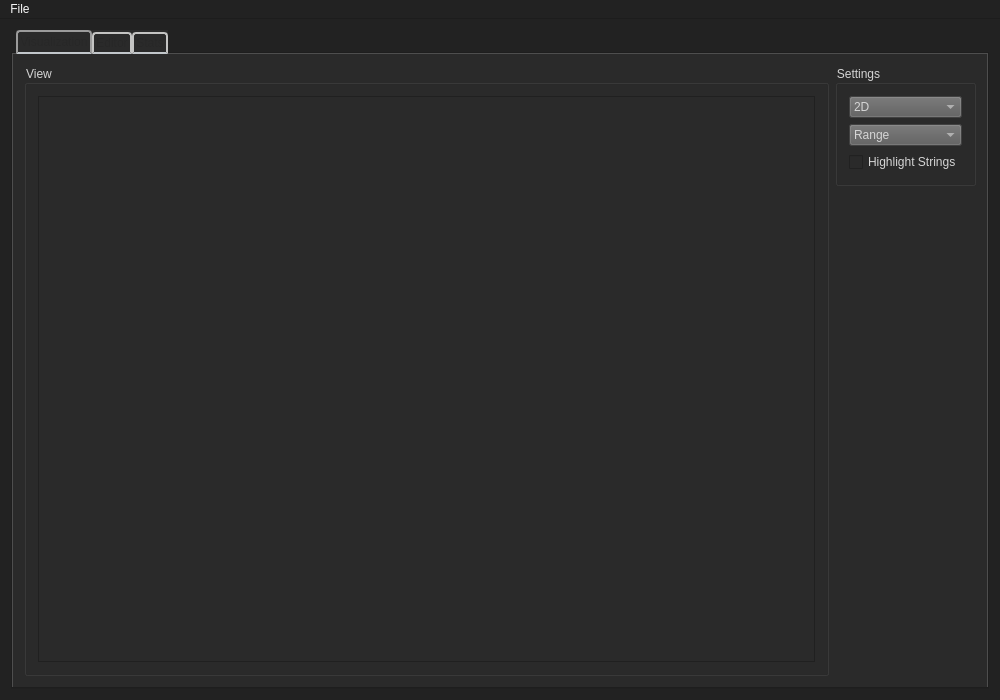
Mixbo-zz/relooker, file Relooker/mainwindow.ui: the form before one commit.
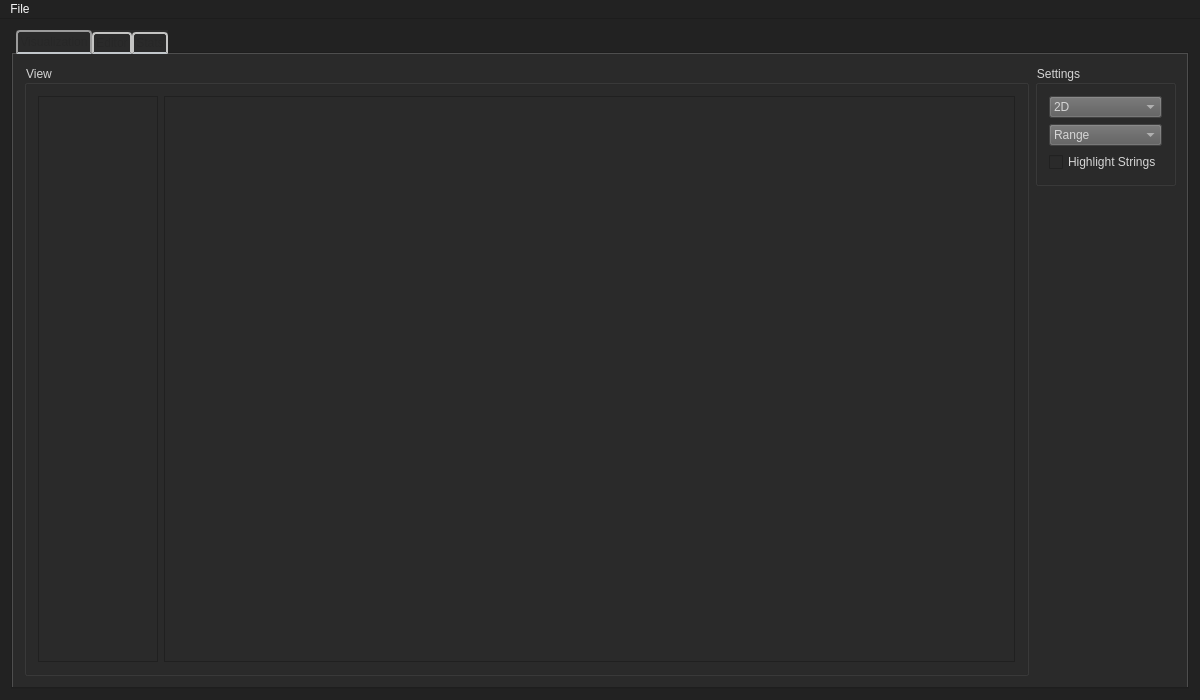
The form after the commit. The open tabs and pages were chosen to show the change. Custom widgets are drawn as their Qt base class.

Commit message: Added hex panel in visu

Diff of the .ui file:
```diff
--- a/Relooker/mainwindow.ui
+++ b/Relooker/mainwindow.ui
@@ -6,16 +6,22 @@
    <rect>
     <x>0</x>
     <y>0</y>
-    <width>1000</width>
+    <width>1200</width>
     <height>700</height>
    </rect>
   </property>
   <property name="sizePolicy">
-   <sizepolicy hsizetype="Expanding" vsizetype="Expanding">
+   <sizepolicy hsizetype="MinimumExpanding" vsizetype="Expanding">
     <horstretch>0</horstretch>
     <verstretch>0</verstretch>
    </sizepolicy>
   </property>
+  <property name="minimumSize">
+   <size>
+    <width>900</width>
+    <height>0</height>
+   </size>
+  </property>
   <property name="palette">
    <palette>
     <active>
@@ -712,9 +718,21 @@
             <property name="title">
              <string>View</string>
             </property>
-            <layout class="QGridLayout" name="gridLayout_10">
-             <item row="0" column="0">
+            <layout class="QHBoxLayout" name="horizontalLayout_4">
+             <item>
               <widget class="QScrollArea" name="scrollArea">
+               <property name="sizePolicy">
+                <sizepolicy hsizetype="Fixed" vsizetype="Expanding">
+                 <horstretch>0</horstretch>
+                 <verstretch>0</verstretch>
+                </sizepolicy>
+               </property>
+               <property name="maximumSize">
+                <size>
+                 <width>120</width>
+                 <height>16777215</height>
+                </size>
+               </property>
                <property name="verticalScrollBarPolicy">
                 <enum>Qt::ScrollBarAsNeeded</enum>
                </property>
@@ -732,12 +750,12 @@
                  <rect>
                   <x>0</x>
                   <y>0</y>
-                  <width>550</width>
+                  <width>120</width>
                   <height>338</height>
                  </rect>
                 </property>
                 <property name="sizePolicy">
-                 <sizepolicy hsizetype="Ignored" vsizetype="Ignored">
+                 <sizepolicy hsizetype="Fixed" vsizetype="Ignored">
                   <horstretch>0</horstretch>
                   <verstretch>0</verstretch>
                  </sizepolicy>
@@ -760,6 +778,22 @@
                </widget>
               </widget>
              </item>
+             <item>
+              <widget class="QFrame" name="frame">
+               <property name="sizePolicy">
+                <sizepolicy hsizetype="Expanding" vsizetype="Expanding">
+                 <horstretch>0</horstretch>
+                 <verstretch>0</verstretch>
+                </sizepolicy>
+               </property>
+               <property name="frameShape">
+                <enum>QFrame::StyledPanel</enum>
+               </property>
+               <property name="frameShadow">
+                <enum>QFrame::Raised</enum>
+               </property>
+              </widget>
+             </item>
             </layout>
            </widget>
           </item>
@@ -3726,8 +3760,8 @@
     <rect>
      <x>0</x>
      <y>0</y>
-     <width>1000</width>
-     <height>29</height>
+     <width>1200</width>
+     <height>22</height>
     </rect>
    </property>
    <widget class="QMenu" name="menuFile">
```
Left out of the diff: 2 changed lines with no effect on the pictures. The commit also changes 2 other files.
